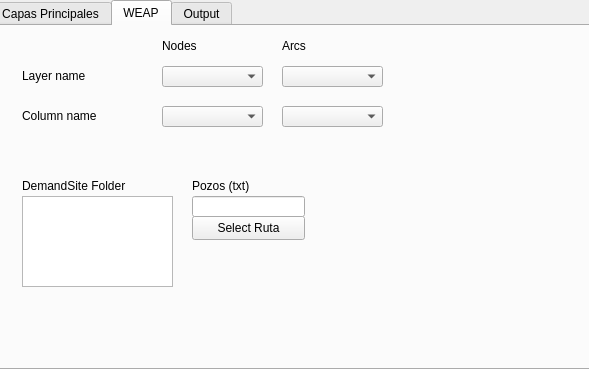
Old version of the form geo_linkage_dialog.ui in the repository Kalliam/geolinkage_project_QGIS.
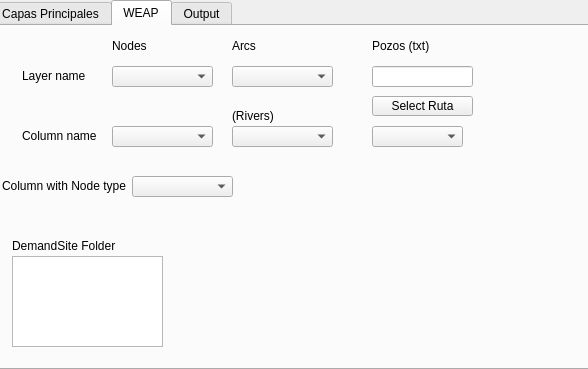
New version of the form. The open tabs and pages were chosen to show the change. Custom widgets are drawn as their Qt base class.

Commit message: UI buttons binded to the backend

What changed in the file:
```diff
--- a/geo_linkage_dialog.ui
+++ b/geo_linkage_dialog.ui
@@ -6,7 +6,7 @@
    <rect>
     <x>0</x>
     <y>0</y>
-    <width>589</width>
+    <width>588</width>
     <height>369</height>
    </rect>
   </property>
@@ -405,24 +405,11 @@
     <attribute name="title">
      <string>WEAP</string>
     </attribute>
-    <widget class="QLabel" name="label_11">
-     <property name="geometry">
-      <rect>
-       <x>200</x>
-       <y>150</y>
-       <width>111</width>
-       <height>20</height>
-      </rect>
-     </property>
-     <property name="text">
-      <string>Pozos (txt)</string>
-     </property>
-    </widget>
     <widget class="QLabel" name="label_10">
      <property name="geometry">
       <rect>
-       <x>30</x>
-       <y>150</y>
+       <x>20</x>
+       <y>210</y>
        <width>111</width>
        <height>20</height>
       </rect>
@@ -434,9 +421,9 @@
     <widget class="QLineEdit" name="lineEdit_folder_3">
      <property name="geometry">
       <rect>
-       <x>200</x>
-       <y>170</y>
-       <width>113</width>
+       <x>380</x>
+       <y>40</y>
+       <width>101</width>
        <height>21</height>
       </rect>
      </property>
@@ -444,10 +431,10 @@
     <widget class="QPushButton" name="btn_explore_folder_3">
      <property name="geometry">
       <rect>
-       <x>200</x>
-       <y>190</y>
-       <width>113</width>
-       <height>24</height>
+       <x>380</x>
+       <y>70</y>
+       <width>101</width>
+       <height>20</height>
       </rect>
      </property>
      <property name="text">
@@ -457,8 +444,8 @@
     <widget class="QListWidget" name="listWidget">
      <property name="geometry">
       <rect>
-       <x>30</x>
-       <y>170</y>
+       <x>20</x>
+       <y>230</y>
        <width>151</width>
        <height>91</height>
       </rect>
@@ -467,7 +454,7 @@
     <widget class="QLabel" name="label_4">
      <property name="geometry">
       <rect>
-       <x>290</x>
+       <x>240</x>
        <y>10</y>
        <width>101</width>
        <height>20</height>
@@ -480,8 +467,8 @@
     <widget class="QgsFieldComboBox" name="mFieldComboBox_3">
      <property name="geometry">
       <rect>
-       <x>170</x>
-       <y>80</y>
+       <x>120</x>
+       <y>100</y>
        <width>101</width>
        <height>21</height>
       </rect>
@@ -491,7 +478,7 @@
      <property name="geometry">
       <rect>
        <x>30</x>
-       <y>80</y>
+       <y>100</y>
        <width>101</width>
        <height>20</height>
       </rect>
@@ -503,7 +490,7 @@
     <widget class="QgsMapLayerComboBox" name="mMapLayerComboBox_3">
      <property name="geometry">
       <rect>
-       <x>170</x>
+       <x>120</x>
        <y>40</y>
        <width>101</width>
        <height>21</height>
@@ -516,7 +503,7 @@
     <widget class="QLabel" name="label_3">
      <property name="geometry">
       <rect>
-       <x>170</x>
+       <x>120</x>
        <y>10</y>
        <width>101</width>
        <height>20</height>
@@ -529,7 +516,7 @@
     <widget class="QgsMapLayerComboBox" name="mMapLayerComboBox_4">
      <property name="geometry">
       <rect>
-       <x>290</x>
+       <x>240</x>
        <y>40</y>
        <width>101</width>
        <height>21</height>
@@ -542,8 +529,8 @@
     <widget class="QgsFieldComboBox" name="mFieldComboBox_4">
      <property name="geometry">
       <rect>
-       <x>290</x>
-       <y>80</y>
+       <x>240</x>
+       <y>100</y>
        <width>101</width>
        <height>21</height>
       </rect>
@@ -562,6 +549,65 @@
       <string>Layer name</string>
      </property>
     </widget>
+    <widget class="QComboBox" name="cmb_field_ds_prefix">
+     <property name="geometry">
+      <rect>
+       <x>380</x>
+       <y>100</y>
+       <width>91</width>
+       <height>21</height>
+      </rect>
+     </property>
+    </widget>
+    <widget class="QLabel" name="label_16">
+     <property name="geometry">
+      <rect>
+       <x>380</x>
+       <y>10</y>
+       <width>111</width>
+       <height>20</height>
+      </rect>
+     </property>
+     <property name="text">
+      <string>Pozos (txt)</string>
+     </property>
+    </widget>
+    <widget class="QLabel" name="label_5">
+     <property name="geometry">
+      <rect>
+       <x>240</x>
+       <y>80</y>
+       <width>101</width>
+       <height>20</height>
+      </rect>
+     </property>
+     <property name="text">
+      <string>(Rivers)</string>
+     </property>
+    </widget>
+    <widget class="QgsFieldComboBox" name="cmb_field_node_type">
+     <property name="geometry">
+      <rect>
+       <x>140</x>
+       <y>150</y>
+       <width>101</width>
+       <height>21</height>
+      </rect>
+     </property>
+    </widget>
+    <widget class="QLabel" name="label_17">
+     <property name="geometry">
+      <rect>
+       <x>10</x>
+       <y>150</y>
+       <width>131</width>
+       <height>20</height>
+      </rect>
+     </property>
+     <property name="text">
+      <string>Column with Node type</string>
+     </property>
+    </widget>
    </widget>
    <widget class="QWidget" name="tab_2">
     <attribute name="title">
```
Left out of the diff: 90 changed lines with no effect on the pictures. The commit also changes 3 other files.
